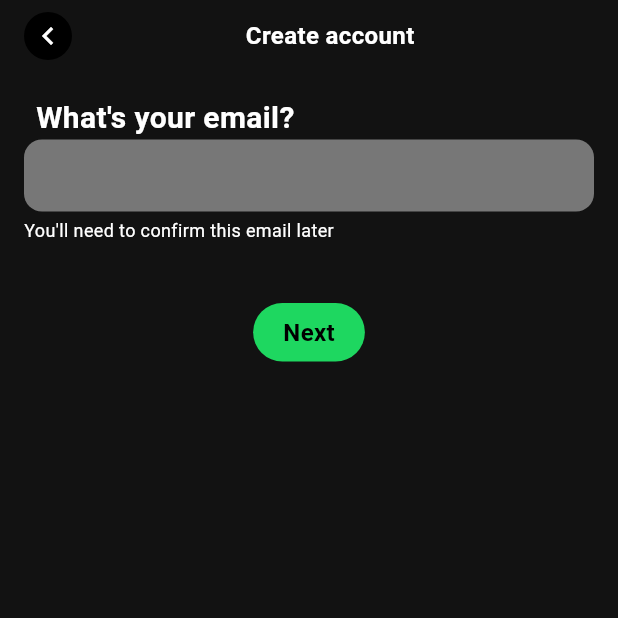
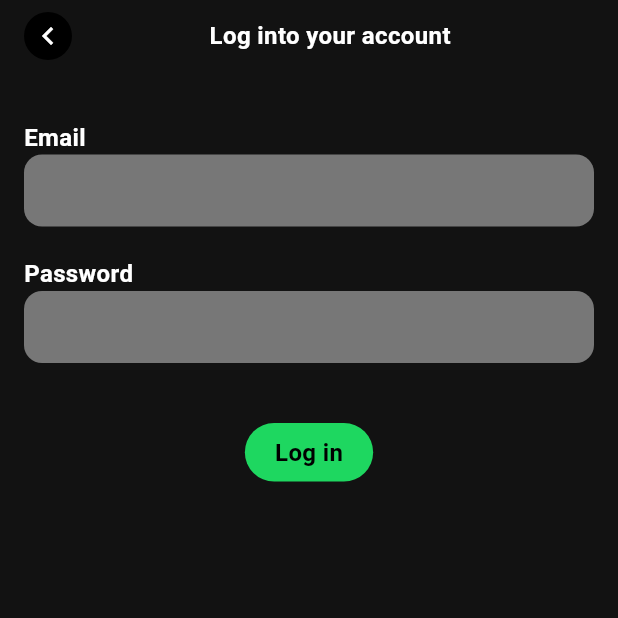
Before and after one commit to nl-codes/spotify_app, a Flutter app: the screen it shows after launch, after a tap on "Log in", on a phone screen of 412 x 824 dp, the top half of it. Run offline on Flutter 3.47's test engine with Material 3 defaults, Android fonts, the light colour scheme and no system bars; our stand-ins replace dio, google_fonts; network calls fail.

Commit message:
Login + Choose Artists

```diff
--- a/lib/main.dart
+++ b/lib/main.dart
@@ -1,6 +1,7 @@
 import 'package:flutter/material.dart';
 import 'package:google_fonts/google_fonts.dart';
 import 'package:spotify_app/screens/login/page/login_screen.dart';
+import 'package:spotify_app/screens/preference/artists/page/choose_artists.dart';
 import 'package:spotify_app/screens/signup/page/signup_email_screen.dart';
 import 'package:spotify_app/screens/signup/page/signup_name_screen.dart';
 import 'package:spotify_app/screens/signup/page/signup_password_screen.dart';
@@ -36,6 +37,7 @@ class MyApp extends StatelessWidget {
         '/signup/password': (context) => SignupPasswordScreen(),
         '/signup/name': (context) => SignupNameScreen(),
         '/login': (context) => LoginScreen(),
+        '/choose/artists': (context) => ChooseArtists(),
       },
     );
   }
--- a/lib/screens/login/page/login_screen.dart
+++ b/lib/screens/login/page/login_screen.dart
@@ -1,6 +1,7 @@
 import 'package:flutter/material.dart';
-import 'package:spotify_app/screens/signup/widget/signup_header.dart';
-import 'package:spotify_app/widgets/button/green_button.dart';
+import 'package:spotify_app/screens/login/widget/login_button.dart';
+import 'package:spotify_app/widgets/header.dart';
+import 'package:spotify_app/widgets/custom_textfield.dart';
 
 class LoginScreen extends StatelessWidget {
   const LoginScreen({super.key});
@@ -12,16 +13,30 @@ class LoginScreen extends StatelessWidget {
         child: Padding(
           padding: const EdgeInsets.fromLTRB(16, 8.0, 16, 0),
           child: Column(
+            crossAxisAlignment: CrossAxisAlignment.start,
             children: [
-              SignupHeader(
-                text: "What's your email?",
-                description: "You'll need to confirm this email later",
+              Header(pageTitle: "Log into your account"),
+              SizedBox(height: 40),
+              Text(
+                "Email",
+                style: TextStyle(fontWeight: FontWeight.bold, fontSize: 16),
               ),
+              CustomTextfield(),
+              SizedBox(height: 20),
+              Text(
+                "Password",
+                style: TextStyle(fontWeight: FontWeight.bold, fontSize: 16),
+              ),
+              CustomTextfield(),
               SizedBox(height: 40),
               Row(
                 mainAxisAlignment: MainAxisAlignment.center,
                 children: [
-                  GreenButton(isActive: true, gotoPath: '/signup/password'),
+                  GestureDetector(
+                    onTap: () =>
+                        Navigator.pushNamed(context, '/choose/artists'),
+                    child: LoginButton(isActive: true),
+                  ),
                 ],
               ),
             ],
--- /dev/null
+++ b/lib/screens/login/widget/login_button.dart
@@ -0,0 +1,29 @@
+import 'package:flutter/material.dart';
+
+class LoginButton extends StatelessWidget {
+  final bool isActive;
+
+  const LoginButton({required this.isActive, super.key});
+
+  @override
+  Widget build(BuildContext context) {
+    return IntrinsicWidth(
+      child: Container(
+        decoration: BoxDecoration(
+          color: isActive ? Theme.of(context).primaryColor : Colors.white,
+          borderRadius: BorderRadius.circular(100),
+        ),
+        padding: EdgeInsets.symmetric(vertical: 8, horizontal: 20),
+        alignment: Alignment.center,
+        child: Text(
+          'Log in',
+          style: TextStyle(
+            color: Colors.black,
+            fontWeight: FontWeight.bold,
+            fontSize: 16,
+          ),
+        ),
+      ),
+    );
+  }
+}
--- /dev/null
+++ b/lib/widgets/header.dart
@@ -0,0 +1,31 @@
+import 'package:flutter/material.dart';
+
+class Header extends StatelessWidget {
+  final String pageTitle;
+  const Header({required this.pageTitle, super.key});
+
+  @override
+  Widget build(BuildContext context) {
+    return Row(
+      mainAxisAlignment: MainAxisAlignment.spaceBetween,
+      children: [
+        GestureDetector(
+          onTap: () => Navigator.pop(context),
+          child: Container(
+            decoration: BoxDecoration(
+              color: Colors.black,
+              borderRadius: BorderRadius.circular(100),
+            ),
+            padding: EdgeInsets.all(4),
+            child: Icon(Icons.chevron_left),
+          ),
+        ),
+        Text(
+          pageTitle,
+          style: TextStyle(fontSize: 16, fontWeight: FontWeight.bold),
+        ),
+        Text(".", style: TextStyle(color: Theme.of(context).hintColor)),
+      ],
+    );
+  }
+}
--- a/pubspec.yaml
+++ b/pubspec.yaml
@@ -35,6 +35,7 @@ dependencies:
     # Use with the CupertinoIcons class for iOS style icons.
     cupertino_icons: ^1.0.8
     google_fonts: ^6.2.1
+    dio: ^5.8.0+1
 
 dev_dependencies:
     flutter_test:
```
Also changed, not shown: lib/core/model/artist_avatar_api_model.dart (added, +48 -0 lines), lib/core/network/artist_avatar_service.dart (added, +17 -0 lines), lib/screens/preference/artists/page/choose_artists.dart (added, +81 -0 lines), lib/widgets/artists/artists_avatar.dart (added, +22 -0 lines), lib/widgets/custom_searchbar.dart (added, +29 -0 lines), pubspec.lock.
